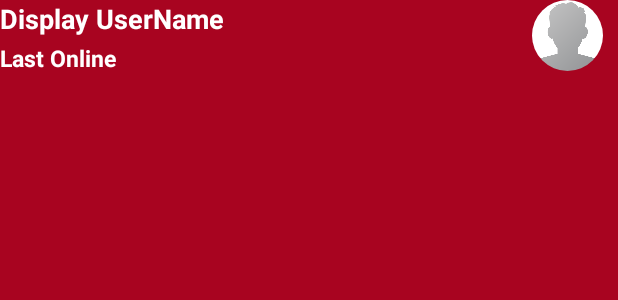
After one commit to Jaredlol/JMSG, an Android app: the layout custom_chat_bar.xml on its own in the app's theme, with its tools: preview values and no code run, on a phone screen of 412 x 824 dp. The commit adds this screen. Shown: the top 300 px of the screen. Run offline under Robolectric (Android 15) with nearby library versions, the phone set to English and light mode, and no system bars.

Commit message:
chats no have user name and pf picture. Also added when a user was last online

```diff
--- a/app/src/main/AndroidManifest.xml
+++ b/app/src/main/AndroidManifest.xml
@@ -13,7 +13,9 @@
         android:roundIcon="@mipmap/ic_launcher_round"
         android:supportsRtl="true"
         android:theme="@style/AppTheme">
-        <activity android:name=".ChatActivity"></activity>
+        <activity android:name=".ChatActivity"
+            android:parentActivityName=".MainActivity"
+            ></activity>
         <activity android:name=".ProfileActivity" />
         <activity
             android:name=".FindFriendsActivity"
--- /dev/null
+++ b/app/src/main/res/layout/custom_chat_bar.xml
@@ -0,0 +1,45 @@
+<?xml version="1.0" encoding="utf-8"?>
+<RelativeLayout
+    xmlns:android="http://schemas.android.com/apk/res/android"
+    android:layout_width="match_parent"
+    android:layout_height="match_parent"
+    android:background="@color/colorPrimary">
+
+    <de.hdodenhof.circleimageview.CircleImageView
+        android:id="@+id/custom_profile_image"
+        android:layout_width="47dp"
+        android:layout_height="47dp"
+        android:layout_alignParentTop="true"
+        android:layout_alignParentEnd="true"
+        android:src="@drawable/profile_image"
+        android:cropToPadding="true"
+        android:layout_marginRight="10dp"/>
+
+    <TextView
+        android:id="@+id/custom_profile_name"
+        android:layout_width="wrap_content"
+        android:layout_height="wrap_content"
+        android:layout_alignParentStart="true"
+        android:layout_alignParentTop="true"
+        android:text="Display UserName"
+        android:textColor="@android:color/background_light"
+        android:textSize="18sp"
+        android:textStyle="bold" />
+
+
+
+    <TextView
+        android:id="@+id/custom_user_last_seen"
+        android:layout_width="wrap_content"
+        android:layout_height="wrap_content"
+        android:layout_below="@+id/custom_profile_name"
+        android:layout_alignParentStart="true"
+        android:layout_marginTop="3dp"
+        android:text="Last Online"
+        android:textColor="@android:color/background_light"
+        android:textStyle="bold"
+        android:textSize="15sp"
+        />
+
+
+</RelativeLayout>
```
Also changed, not shown: app/src/main/java/com/example/jmessenger/ChatActivity.java (+50 -2 lines), app/src/main/java/com/example/jmessenger/ChatsFragment.java (+20 -2 lines).
